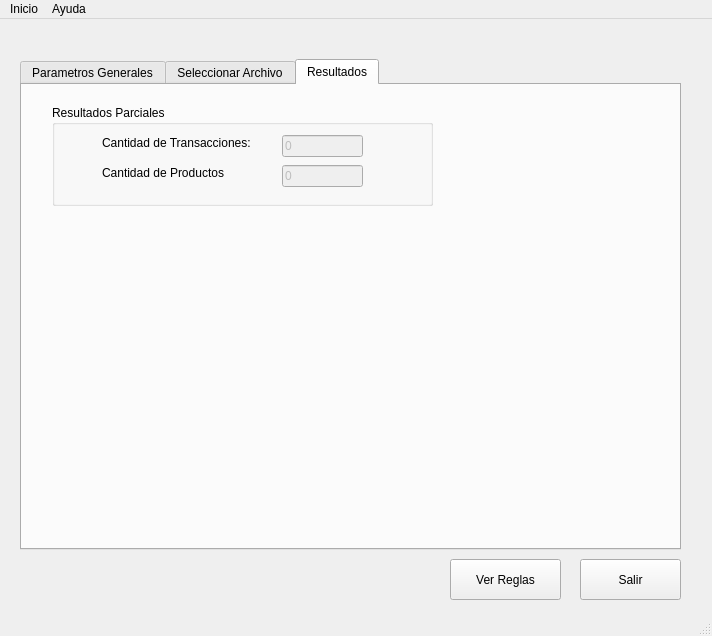
First picture: the form in src/menuPrincipal.ui, repository lucassebib/apriori, before the edit.
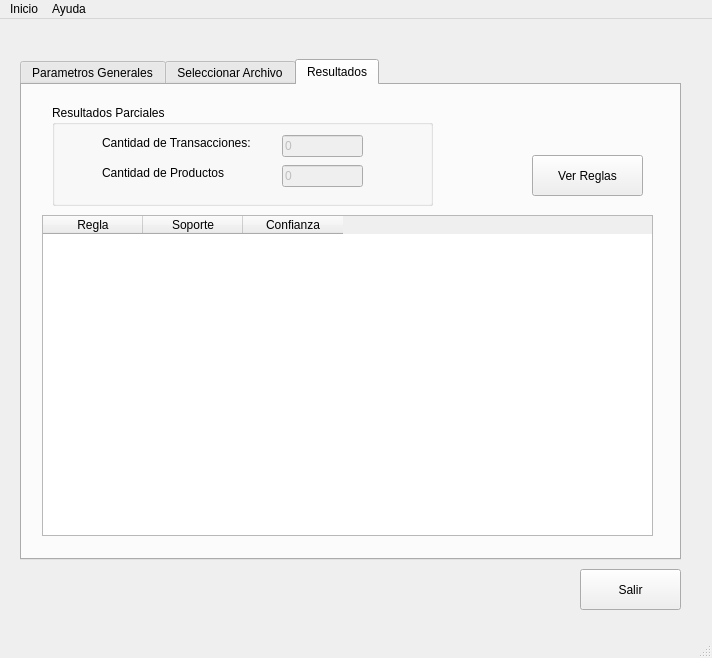
Second picture: the form after the edit. The open tabs and pages were chosen to show the change.

Commit message: Mostrar Reglas en Tabla y otras funcionalidades.

The edit to the form file:
```diff
--- a/src/menuPrincipal.ui
+++ b/src/menuPrincipal.ui
@@ -7,31 +7,18 @@
     <x>0</x>
     <y>0</y>
     <width>712</width>
-    <height>636</height>
+    <height>658</height>
    </rect>
   </property>
   <property name="windowTitle">
    <string>Algoritmo Apriori</string>
   </property>
   <widget class="QWidget" name="centralwidget">
-   <widget class="QPushButton" name="btn_ver_reglas">
-    <property name="geometry">
-     <rect>
-      <x>450</x>
-      <y>540</y>
-      <width>111</width>
-      <height>41</height>
-     </rect>
-    </property>
-    <property name="text">
-     <string>Ver Reglas</string>
-    </property>
-   </widget>
    <widget class="QPushButton" name="btn_salir">
     <property name="geometry">
      <rect>
       <x>580</x>
-      <y>540</y>
+      <y>550</y>
       <width>101</width>
       <height>41</height>
      </rect>
@@ -46,7 +33,7 @@
       <x>20</x>
       <y>40</y>
       <width>661</width>
-      <height>491</height>
+      <height>501</height>
      </rect>
     </property>
     <property name="currentIndex">
@@ -446,6 +433,50 @@
        </property>
       </widget>
      </widget>
+     <widget class="QPushButton" name="btn_ver_reglas">
+      <property name="geometry">
+       <rect>
+        <x>510</x>
+        <y>70</y>
+        <width>111</width>
+        <height>41</height>
+       </rect>
+      </property>
+      <property name="toolTip">
+       <string>&lt;html&gt;&lt;head/&gt;&lt;body&gt;&lt;p&gt;Ver Reglas Generadas&lt;/p&gt;&lt;/body&gt;&lt;/html&gt;</string>
+      </property>
+      <property name="text">
+       <string>Ver Reglas</string>
+      </property>
+     </widget>
+     <widget class="QTableWidget" name="tw_rules">
+      <property name="geometry">
+       <rect>
+        <x>20</x>
+        <y>130</y>
+        <width>611</width>
+        <height>321</height>
+       </rect>
+      </property>
+      <property name="columnCount">
+       <number>3</number>
+      </property>
+      <column>
+       <property name="text">
+        <string>Regla</string>
+       </property>
+      </column>
+      <column>
+       <property name="text">
+        <string>Soporte</string>
+       </property>
+      </column>
+      <column>
+       <property name="text">
+        <string>Confianza</string>
+       </property>
+      </column>
+     </widget>
     </widget>
    </widget>
   </widget>
```
Left out of the diff: 13 changed lines with no effect on the pictures. The commit also changes 18 other files.
